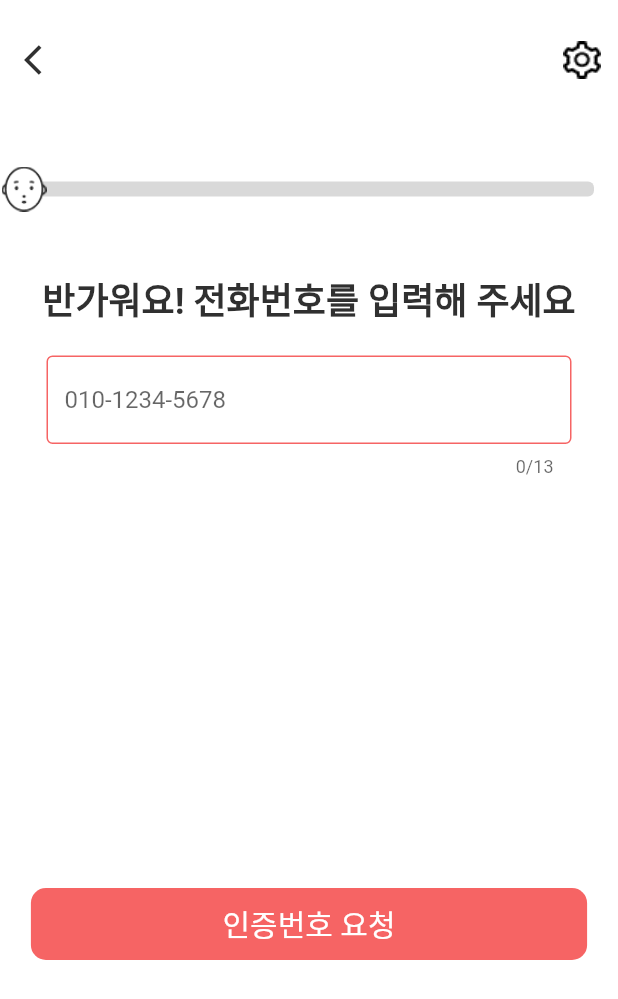
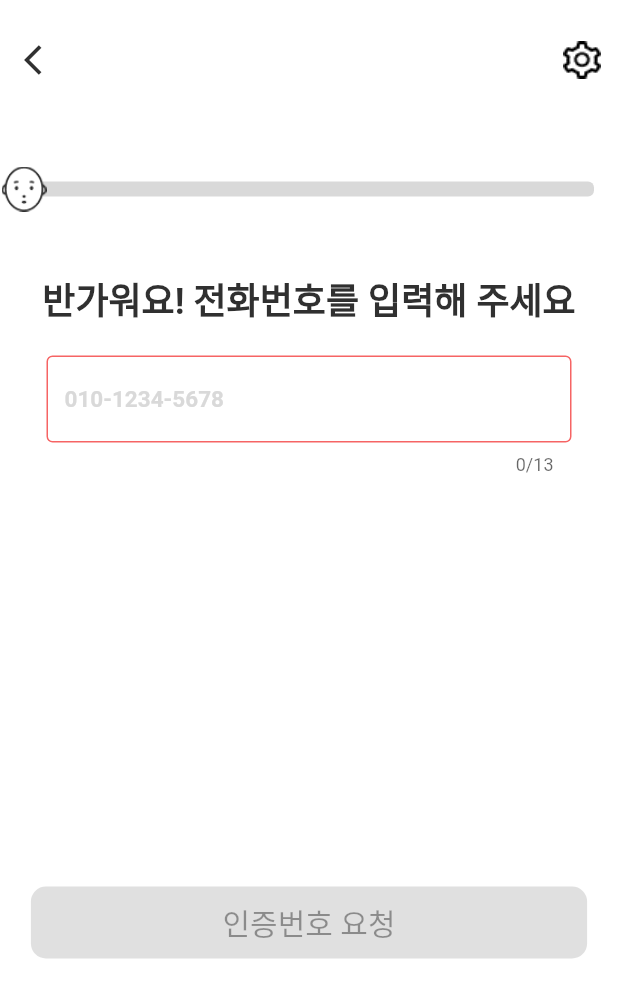
Before and after one commit to txxnrd/Blurting_front, a Flutter app: the screen it shows after launch, on a phone screen of 412 x 824 dp. Shown: the top 999 px of the screen. Run offline on Flutter 3.47's test engine with Material 2 defaults, Android fonts, the phone set to English and light mode, and no system bars; our stand-ins replace image_picker; Roboto replaces fonts that are missing (Pretendard).

Commit message:
feat(phonenumber): button valid, certification

```diff
--- a/lib/signupquestions/phonenumber.dart
+++ b/lib/signupquestions/phonenumber.dart
@@ -13,19 +13,47 @@ class _PhoneNumberPageState extends State<PhoneNumberPage> with SingleTickerProv
   Animation<double>? _progressAnimation;
 
   final _controller = TextEditingController();
+  final _controller_certification = TextEditingController();
 
   Future<void> _increaseProgressAndNavigate() async {
     await _animationController!.forward();
     Navigator.of(context).push(
       PageRouteBuilder(
-        pageBuilder: (context, animation, secondaryAnimation) => PhoneCertificationPage(),
+        pageBuilder: (context, animation, secondaryAnimation) => SexPage(),
         transitionsBuilder: (context, animation, secondaryAnimation, child) {
           return FadeTransition(opacity: animation, child: child);
         },
       ),
     );
+  }
+    String phonenumber='';
+    bool certification = false;
+    bool IsValid = false;
 
+  @override
+  void InputPhoneNumber(String value) {
+    setState(() {
+      phonenumber = value;
+      if (phonenumber.length == 13) IsValid = true;
+    });
   }
+
+  @override
+  void NowCertification() {
+    setState(() {
+      certification = true;
+      IsValid = false;
+    });
+  }
+
+  @override
+  void InputCertification(String value) {
+    setState(() {
+      if (value.length == 6) IsValid = true;
+      // 사실 글자수가 아니고 찐 인증번호랑 같은지 안 같은지로 해야 함
+    });
+  }
+
   @override
   void initState() {
     super.initState();
@@ -143,50 +171,115 @@ class _PhoneNumberPageState extends State<PhoneNumberPage> with SingleTickerProv
             ),
             SizedBox(height: 20),
             Container(
-              width:350,
-              child:
-            TextField(
+              width: 350,
+              child: TextField(
+                style: TextStyle(
+                  fontFamily: 'Pretendard',
+                  fontWeight: FontWeight.w700,
+                  fontSize: 15,
+                ),
                 controller: _controller,
                 keyboardType: TextInputType.number,
                 maxLength: 13,
                 decoration: InputDecoration(
                   hintText: '010-1234-5678',
+                  hintStyle: TextStyle(
+                      fontFamily: 'Pretendard',
+                      fontWeight: FontWeight.w700,
+                      fontSize: 15,
+                      color: Color.fromRGBO(217, 217, 217, 1)),
                   border: OutlineInputBorder(
-                  borderSide: BorderSide(color: Color(0xFFF66464),), // 초기 테두리 색상
+                    borderSide: BorderSide(
+                      color: Color(0xFFF66464),
+                    ), // 초기 테두리 색상
                   ),
                   enabledBorder: OutlineInputBorder(
-                  borderSide: BorderSide(color: Color(0xFFF66464),), // 입력할 때 테두리 색상
+                    borderSide: BorderSide(
+                      color: Color(0xFFF66464),
+                    ), // 입력할 때 테두리 색상
                   ),
                   focusedBorder: OutlineInputBorder(
-                  borderSide: BorderSide(color:Color(0xFFF66464),), // 선택/포커스 됐을 때 테두리 색상
+                    borderSide: BorderSide(
+                      color: Color(0xFFF66464),
+                    ), // 선택/포커스 됐을 때 테두리 색상
+                  ),
+                ),
+                onChanged: (value) {
+                  InputPhoneNumber(value);
+                },
+              ),
+            ),
+            Visibility(
+              visible: certification, // showButton이 true이면 보이고, false이면 숨김
+              child: Container(
+                margin: EdgeInsets.only(top: 15),
+                width: 350,
+                child: TextField(
+                  style: TextStyle(
+                        fontFamily: 'Pretendard',
+                        fontWeight: FontWeight.w700,
+                        fontSize: 15,
+                        ),
+                  controller: _controller_certification,
+                  keyboardType: TextInputType.number,
+                  decoration: InputDecoration(
+                    hintText: '인증번호를 입력해 주세요',
+                    hintStyle: TextStyle(
+                        fontFamily: 'Pretendard',
+                        fontWeight: FontWeight.w700,
+                        fontSize: 15,
+                        color: Color.fromRGBO(217, 217, 217, 1)),
+                    border: OutlineInputBorder(
+                      borderSide: BorderSide(
+                        color: Color(0xFFF66464),
+                      ), // 초기 테두리 색상
+                    ),
+                    enabledBorder: OutlineInputBorder(
+                      borderSide: BorderSide(
+                        color: Color(0xFFF66464),
+                      ), // 입력할 때 테두리 색상
+                    ),
+                    focusedBorder: OutlineInputBorder(
+                      borderSide: BorderSide(
+                        color: Color(0xFFF66464),
+                      ), // 선택/포커스 됐을 때 테두리 색상
+                    ),
+                  ),
+                  onChanged: (value) {
+                    InputCertification(value);
+                  },
                 ),
               ),
             ),
-            ),
-
-
             SizedBox(height: 274),
             Row(
-              mainAxisAlignment: MainAxisAlignment.center,  // 가로축 중앙 정렬
+              mainAxisAlignment: MainAxisAlignment.center, // 가로축 중앙 정렬
               children: [
                 Container(
                   width: width*0.9,
                   height: 48,
                   child: ElevatedButton(
                     style: ElevatedButton.styleFrom(
-                      primary: Color(0xFFF66464),
+                      primary:
+                       Color(0xFFF66464),
                       shape: RoundedRectangleBorder(
                         borderRadius: BorderRadius.circular(10.0),
                       ),
                       elevation: 0,
                       padding: EdgeInsets.all(0),
                     ),
-                    onPressed: () {
-                      print("다음 버튼 클릭됨");
+                    onPressed: (IsValid)
+                        ? () {
+                            //_increaseProgressAndNavigate();
+                            if(!certification)
+                              NowCertification();
+                            else
                              _increaseProgressAndNavigate();
-                    },
-                    child: Text(
-                      '인증번호 요청',
+                          }
+                        : null,
+                    child: Text(!certification
+                      ? '인증번호 요청'
+                      : '다음',
                       style: TextStyle(
                         fontFamily: 'Pretendard',
                         fontSize: 20.0,
```
Also changed, not shown: lib/signupquestions/sex.dart (+9 -0 lines). Lines whose indentation alone changed are shown as unchanged.
